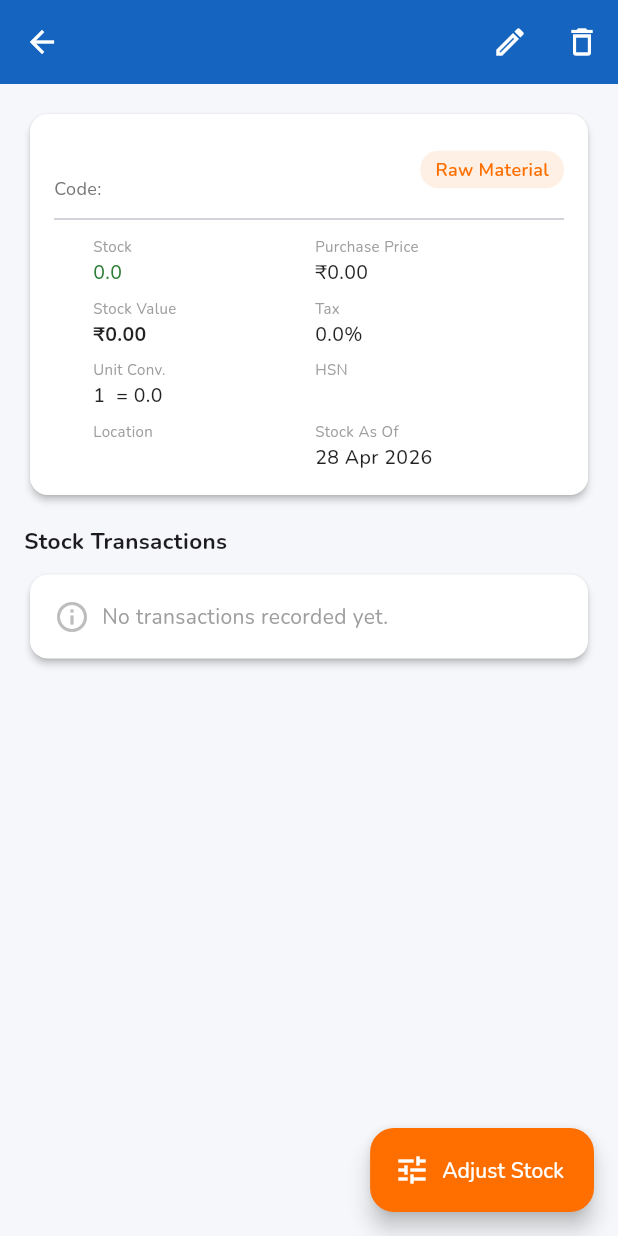
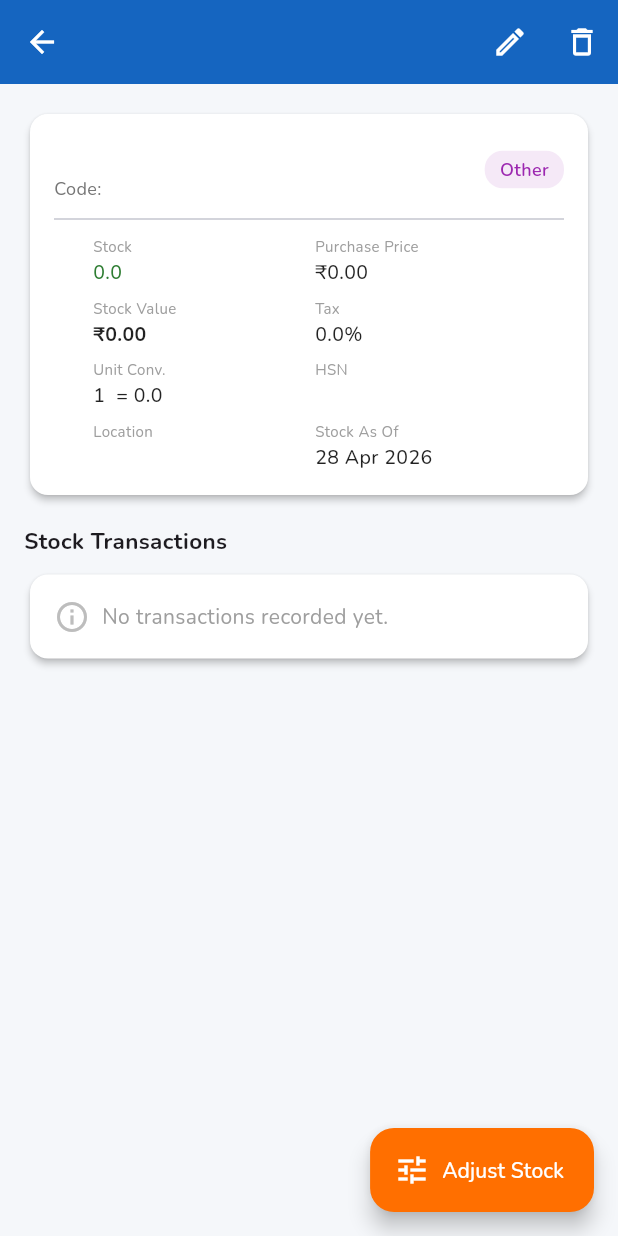
Before and after one commit to whyvav/TrivEnt, a Flutter app: the ItemDetailScreen screen opened directly with empty values, on a phone screen of 412 x 824 dp. Run offline on Flutter 3.47's test engine with Material 3 defaults, Android fonts, the phone set to English and light mode, and no system bars; our stand-ins replace cloud_firestore, firebase_auth, firebase_core, fl_chart, google_fonts, pdf and 2 more; accounts and stored records are empty.

Commit message:
added Other category to Items in Inventory

```diff
--- a/trivent_flutter_test/lib/screens/inventory/add_item_screen.dart
+++ b/trivent_flutter_test/lib/screens/inventory/add_item_screen.dart
@@ -123,6 +123,11 @@ class _AddItemScreenState extends State<AddItemScreen> {
                           selected: _category == 'raw_material',
                           onSelected: (_) => setState(() => _category = 'raw_material'),
                           selectedColor: AppTheme.accent.withOpacity(0.2)),
+                      const SizedBox(width: 8),
+                      ChoiceChip(label: const Text('Other'),
+                          selected: _category == 'other',
+                          onSelected: (_) => setState(() => _category = 'other'),
+                          selectedColor: Colors.purple.withValues(alpha: 0.2)),
                     ]),
                   )),
                   const SizedBox(height: 16),
--- a/trivent_flutter_test/lib/screens/inventory/inventory_screen.dart
+++ b/trivent_flutter_test/lib/screens/inventory/inventory_screen.dart
@@ -22,7 +22,7 @@ class _InventoryScreenState extends State<InventoryScreen>
   @override
   void initState() {
     super.initState();
-    _tab = TabController(length: 2, vsync: this);
+    _tab = TabController(length: 3, vsync: this);
   }
 
   @override
@@ -34,12 +34,12 @@ class _InventoryScreenState extends State<InventoryScreen>
           controller: _tab,
           labelColor: Colors.white,
           unselectedLabelColor: Colors.white70,
-          tabs: const [Tab(text: 'Products'), Tab(text: 'Raw Materials')],
+          tabs: const [Tab(text: 'Products'), Tab(text: 'Raw Materials'), Tab(text: 'Other')],
         ),
       ),
       floatingActionButton: FloatingActionButton.extended(
         onPressed: () {
-          final cat = _tab.index == 0 ? 'product' : 'raw_material';
+          final cat = _tab.index == 0 ? 'product' : _tab.index == 1 ? 'raw_material' : 'other';
           Navigator.push(context,
               MaterialPageRoute(builder: (_) => AddItemScreen(defaultCategory: cat)));
         },
@@ -77,6 +77,13 @@ class _InventoryScreenState extends State<InventoryScreen>
                       else { _sortColumn = col; _sortAsc = true; }
                     })),
                 _ItemList(category: 'raw_material', svc: svc,
+                    search: _searchQuery, sortCol: _sortColumn,
+                    sortAsc: _sortAsc,
+                    onSort: (col) => setState(() {
+                      if (_sortColumn == col) _sortAsc = !_sortAsc;
+                      else { _sortColumn = col; _sortAsc = true; }
+                    })),
+                _ItemList(category: 'other', svc: svc,
                     search: _searchQuery, sortCol: _sortColumn,
                     sortAsc: _sortAsc,
                     onSort: (col) => setState(() {
--- a/trivent_flutter_test/lib/screens/inventory/item_detail_screen.dart
+++ b/trivent_flutter_test/lib/screens/inventory/item_detail_screen.dart
@@ -80,14 +80,16 @@ class ItemDetailScreen extends StatelessWidget {
                   padding: const EdgeInsets.symmetric(horizontal: 10, vertical: 4),
                   decoration: BoxDecoration(
                     color: item.category == 'product'
-                        ? AppTheme.primary.withOpacity(0.1)
-                        : AppTheme.accent.withOpacity(0.1),
+                        ? AppTheme.primary.withValues(alpha: 0.1)
+                        : item.category == 'raw_material'
+                            ? AppTheme.accent.withValues(alpha: 0.1)
+                            : Colors.purple.withValues(alpha: 0.1),
                     borderRadius: BorderRadius.circular(12),
                   ),
                   child: Text(
-                    item.category == 'product' ? 'Product' : 'Raw Material',
+                    item.category == 'product' ? 'Product' : item.category == 'raw_material' ? 'Raw Material' : 'Other',
                     style: TextStyle(
-                      color: item.category == 'product' ? AppTheme.primary : AppTheme.accent,
+                      color: item.category == 'product' ? AppTheme.primary : item.category == 'raw_material' ? AppTheme.accent : Colors.purple,
                       fontSize: 12, fontWeight: FontWeight.w600,
                     ),
                   ),
```
Also changed, not shown: 1 other file.
